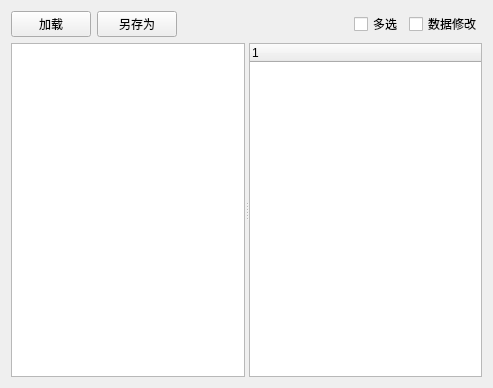
The window that nbtwidget.ui (bedrock-dev/BedrockMap) describes before a commit, drawn with Qt 5.
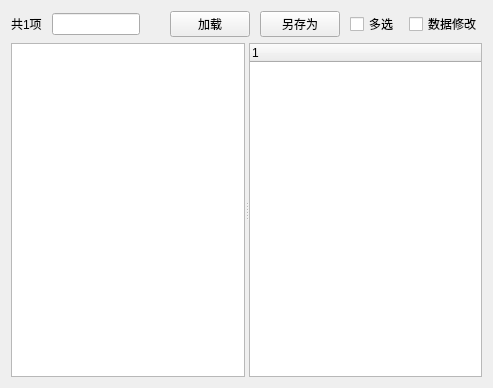
The same window after the commit.

```diff
--- a/nbtwidget.ui
+++ b/nbtwidget.ui
@@ -15,18 +15,21 @@
   </property>
   <layout class="QVBoxLayout" name="verticalLayout" stretch="0,0">
    <item>
-    <layout class="QHBoxLayout" name="horizontalLayout_2">
+    <layout class="QHBoxLayout" name="nbt_edit_toolbar">
+     <property name="spacing">
+      <number>10</number>
+     </property>
      <item>
-      <widget class="QPushButton" name="load_btn">
+      <widget class="QLabel" name="item_num_label">
        <property name="text">
-        <string>加载</string>
+        <string>共1项</string>
        </property>
       </widget>
      </item>
      <item>
-      <widget class="QPushButton" name="save_btn">
+      <widget class="QLineEdit" name="search_edit">
        <property name="text">
-        <string>另存为</string>
+        <string/>
        </property>
       </widget>
      </item>
@@ -43,6 +46,20 @@
        </property>
       </spacer>
      </item>
+     <item>
+      <widget class="QPushButton" name="load_btn">
+       <property name="text">
+        <string>加载</string>
+       </property>
+      </widget>
+     </item>
+     <item>
+      <widget class="QPushButton" name="save_btn">
+       <property name="text">
+        <string>另存为</string>
+       </property>
+      </widget>
+     </item>
      <item>
       <widget class="QCheckBox" name="multi_select_checkbox">
        <property name="text">
```
